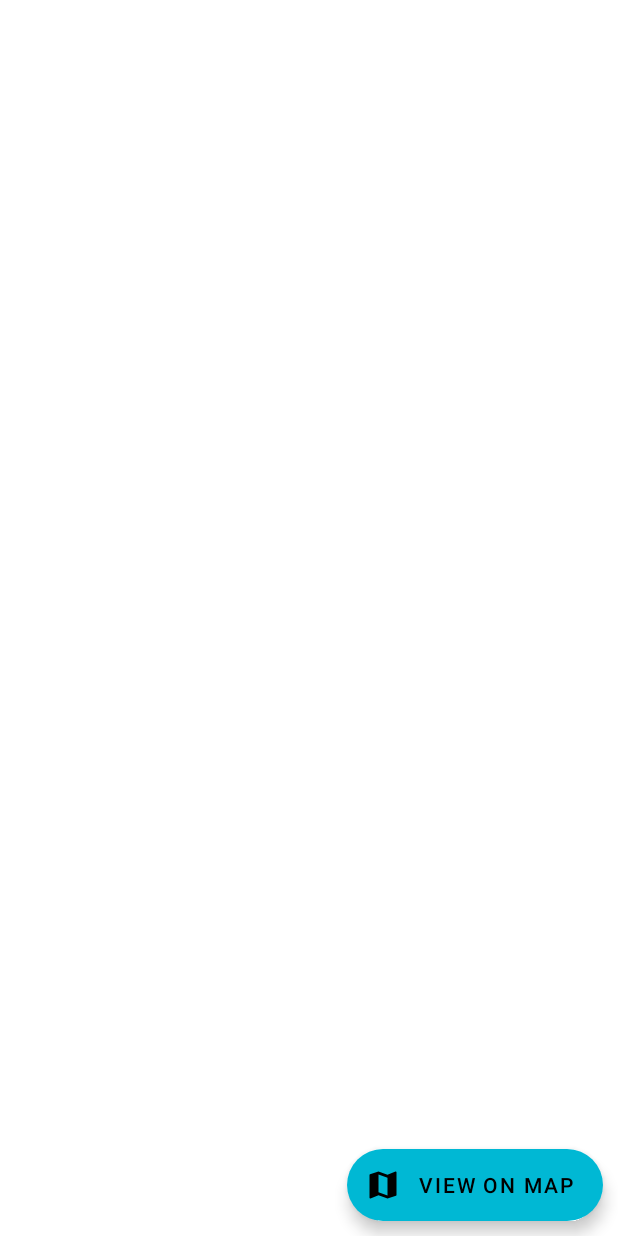
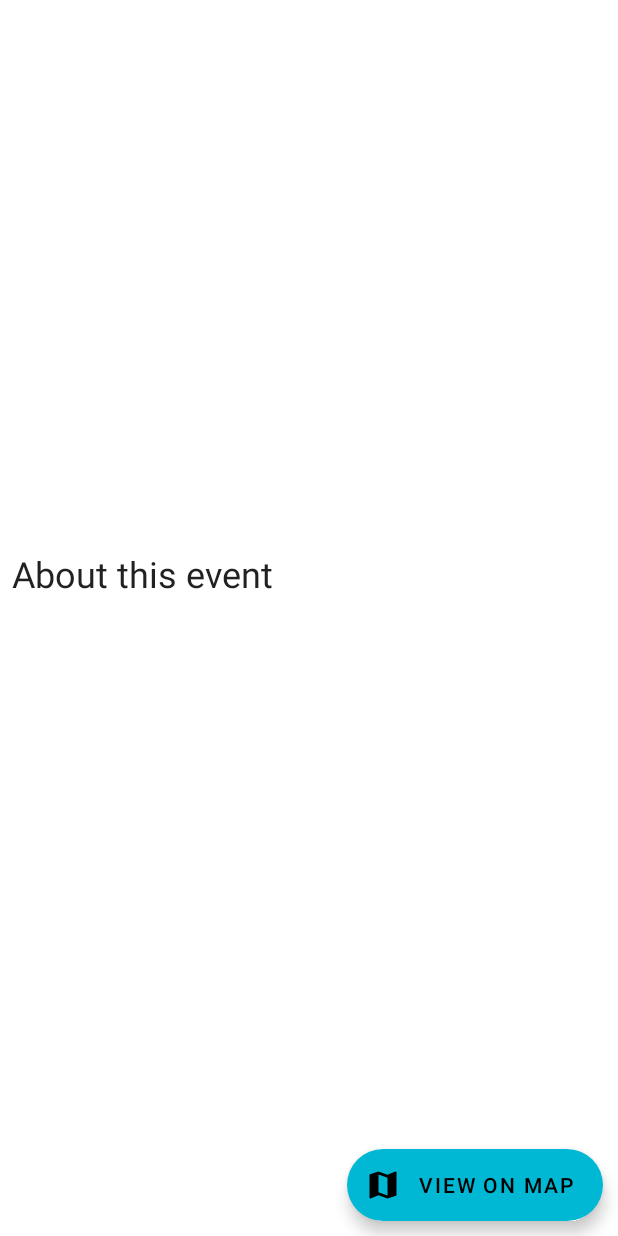
Before and after one commit to MatteoFilosa/easyEvent, an Android app: the EventDetailFragment screen opened through its navigation route, on a phone screen of 412 x 824 dp. Run offline under Robolectric (Android 15) with nearby library versions, the phone set to English and light mode, and no system bars; our stand-ins replace data binding; pictures from the network do not load; 1 statement that could not run was skipped.

Commit message:
update layout of event detail view

```diff
--- a/app/src/main/java/com/example/easyEvent/ui/EventDetailFragment.kt
+++ b/app/src/main/java/com/example/easyEvent/ui/EventDetailFragment.kt
@@ -1,6 +1,7 @@
 package com.example.easyEvent.ui
 
 import android.R
+import android.content.Intent
 import android.os.Bundle
 import android.view.LayoutInflater
 import android.view.View
@@ -8,9 +9,8 @@ import android.view.ViewGroup
 import android.widget.Toast
 import androidx.fragment.app.Fragment
 import androidx.fragment.app.activityViewModels
+import com.example.easyEvent.MapsActivity
 import com.example.easyEvent.databinding.FragmentEventDetailBinding
-import com.google.android.material.floatingactionbutton.ExtendedFloatingActionButton
-import com.google.android.material.floatingactionbutton.FloatingActionButton
 
 
 class EventDetailFragment : Fragment() {
@@ -27,9 +27,15 @@ class EventDetailFragment : Fragment() {
         binding.lifecycleOwner = this
         binding.viewModel = viewModel
 
-        val fab: ExtendedFloatingActionButton = binding.fabViewMap
-        fab.setOnClickListener {
-            Toast.makeText(this.context, "Viewing on map...", Toast.LENGTH_SHORT)
+        binding.fabViewMap.setOnClickListener {
+            val latitude: Float = viewModel.event.value?.location_lat!!.toFloat()
+            val longitude: Float = viewModel.event.value?.location_lon!!.toFloat()
+            requireActivity().run{
+                val intent: Intent =  Intent(this, MapsActivity::class.java)
+                // TODO: add latitude and longitude through intent.putExtra(...)
+                startActivity(intent)
+                finish()
+            }
         }
 
         return binding.root
--- a/app/src/main/res/layout/fragment_event_detail.xml
+++ b/app/src/main/res/layout/fragment_event_detail.xml
@@ -38,15 +38,48 @@
             tools:text="Event Title" />
 
         <TextView
+            android:id="@+id/detail_location"
+            android:layout_width="match_parent"
+            android:layout_height="wrap_content"
+            android:layout_marginStart="8dp"
+            android:textAppearance="@style/TextAppearance.MaterialComponents.Subtitle2"
+            app:layout_constraintStart_toStartOf="parent"
+            app:layout_constraintTop_toBottomOf="@+id/detail_title"
+            android:text="@{viewModel.event.location}"
+            tools:text="Event Location" />
+
+        <TextView
+            android:id="@+id/detail_date"
+            android:layout_width="match_parent"
+            android:layout_height="wrap_content"
+            android:layout_marginStart="8dp"
+            android:textAppearance="@style/TextAppearance.MaterialComponents.Caption"
+            app:layout_constraintStart_toStartOf="parent"
+            app:layout_constraintTop_toBottomOf="@+id/detail_location"
+            android:text="@{viewModel.event.date}"
+            tools:text="Event Date" />
+
+        <TextView
+            android:id="@+id/detail_about"
+            android:layout_width="match_parent"
+            android:layout_height="wrap_content"
+            android:text="About this event"
+            android:layout_margin="8dp"
+            android:textAppearance="@style/TextAppearance.MaterialComponents.Headline5"
+            app:layout_constraintStart_toStartOf="parent"
+            app:layout_constraintTop_toBottomOf="@+id/detail_date"/>
+
+        <TextView
             android:id="@+id/detail_description"
             android:layout_width="match_parent"
             android:layout_height="wrap_content"
-
             android:layout_marginStart="8dp"
+            android:layout_marginEnd="8dp"
+            android:layout_marginBottom="8dp"
             android:text="@{viewModel.event.description}"
-            android:switchTextAppearance="@style/TextAppearance.MaterialComponents.Body1"
+            android:textAppearance="@style/TextAppearance.MaterialComponents.Body1"
             app:layout_constraintStart_toStartOf="parent"
-            app:layout_constraintTop_toBottomOf="@+id/detail_title"
+            app:layout_constraintTop_toBottomOf="@+id/detail_about"
             tools:text="Event Description" />
 
             <com.google.android.material.floatingactionbutton.ExtendedFloatingActionButton
```
Also changed, not shown: app/src/main/res/layout/recycler_view_item.xml (+13 -1 lines).
